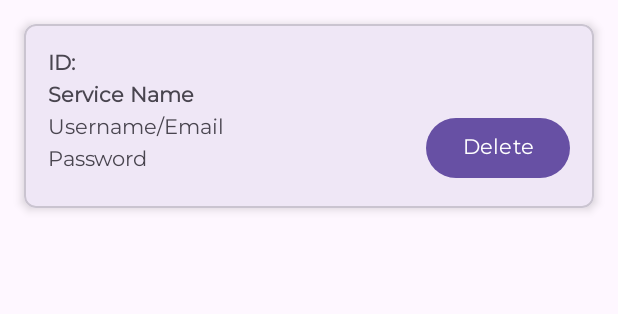
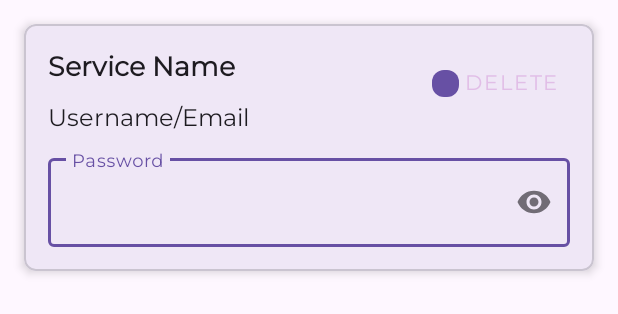
Before and after one commit to Aldialdiqw/Secure-Vault, an Android app: the layout passwordinfo.xml on its own in the app's theme, with its tools: preview values and no code run, on a phone screen of 412 x 824 dp. Shown: the top 314 px of the screen. Run offline under Robolectric (Android 15) with nearby library versions, the phone set to English and light mode, and no system bars.

Commit message:
final update

```diff
--- a/app/src/main/java/com/example/app2/HomeActivity.java
+++ b/app/src/main/java/com/example/app2/HomeActivity.java
@@ -55,6 +55,8 @@ public class HomeActivity extends AppCompatActivity {
         adapter = new MembershipAdapter(membership, dbHelper);
         notifiedMemberships = loadNotifiedMemberships();
         GLOBAL.enableImmersiveMode(this);
+
+
 
         creditcard = findViewById(R.id.cards);
         memberships = findViewById(R.id.memberships);
--- a/app/src/main/java/database/DatabaseHelper.java
+++ b/app/src/main/java/database/DatabaseHelper.java
@@ -460,7 +460,7 @@ public boolean insertUser(String email, String password) {
 
     public void deletePassword(int passwordId) {
         SQLiteDatabase db = this.getWritableDatabase();
-        db.delete("password", "p_id = ?", new String[]{String.valueOf(passwordId)});
+        db.delete("passwords", "p_id = ?", new String[]{String.valueOf(passwordId)});
         db.close();
     }
 
--- a/app/src/main/java/memberships/MembershipAdapter.java
+++ b/app/src/main/java/memberships/MembershipAdapter.java
@@ -1,5 +1,4 @@
 package memberships;
-
 import android.view.LayoutInflater;
 import android.view.View;
 import android.view.ViewGroup;
@@ -7,11 +6,8 @@ import android.widget.Button;
 import android.widget.TextView;
 import androidx.annotation.NonNull;
 import androidx.recyclerview.widget.RecyclerView;
-
-
 import database.DatabaseHelper;
 import com.example.app2.R;
-
 import java.util.List;
 import java.util.Locale;
 
--- a/app/src/main/java/passwords/ServiceAdapter.java
+++ b/app/src/main/java/passwords/ServiceAdapter.java
@@ -43,7 +43,7 @@ public void onBindViewHolder(@NonNull ServiceAdapter.ViewHolder holder, int posi
 
 
     holder.btnDeleteMembership.setOnClickListener(v -> {
-        databaseHelper.deleteMembership(Service.getP_id());
+        databaseHelper.deletePassword(Service.getP_id());
 
         service.remove(position);
         notifyItemRemoved(position);
--- a/app/src/main/res/layout/passwordinfo.xml
+++ b/app/src/main/res/layout/passwordinfo.xml
@@ -1,7 +1,7 @@
+<?xml version="1.0" encoding="utf-8"?>
 <androidx.coordinatorlayout.widget.CoordinatorLayout
     xmlns:android="http://schemas.android.com/apk/res/android"
     xmlns:app="http://schemas.android.com/apk/res-auto"
-    xmlns:tools="http://schemas.android.com/tools"
     android:layout_width="match_parent"
     android:layout_height="wrap_content">
 
@@ -16,58 +16,76 @@
             android:layout_width="match_parent"
             android:layout_height="wrap_content"
             android:padding="16dp">
-
             <TextView
                 android:id="@+id/tv_password_id"
-                android:layout_width="wrap_content"
-                android:layout_height="wrap_content"
+                android:layout_width="18dp"
+                android:layout_height="15dp"
                 android:fontFamily="@font/montserrat"
                 android:text="ID: "
+                android:textColor="@android:color/transparent"
                 android:textStyle="bold"
                 app:layout_constraintStart_toStartOf="parent"
                 app:layout_constraintTop_toTopOf="parent" />
+
             <TextView
                 android:id="@+id/tv_service_name"
                 android:layout_width="0dp"
                 android:layout_height="wrap_content"
                 android:text="Service Name"
                 android:textStyle="bold"
+                android:textSize="18sp"
+                android:textColor="?attr/colorOnSurface"
                 android:fontFamily="@font/montserrat"
                 app:layout_constraintStart_toStartOf="parent"
+                app:layout_constraintEnd_toStartOf="@+id/btn_delete_entry"
+                app:layout_constraintTop_toTopOf="parent" />
+
+            <com.google.android.material.button.MaterialButton
+                android:id="@+id/btn_delete_entry"
+                android:layout_width="wrap_content"
+                android:layout_height="wrap_content"
+                android:text="Delete"
+                android:textColor="@color/purple_200"
+                android:fontFamily="@font/montserrat"
+                app:icon="@drawable/ic_delete"
+
+                style="@style/Widget.MaterialComponents.Button.TextButton"
                 app:layout_constraintEnd_toEndOf="parent"
-                app:layout_constraintTop_toBottomOf="@id/tv_password_id" />
+                app:layout_constraintTop_toTopOf="parent" />
 
-            <!-- Username/Email -->
             <TextView
                 android:id="@+id/tv_username"
                 android:layout_width="0dp"
-                android:fontFamily="@font/montserrat"
                 android:layout_height="wrap_content"
                 android:text="Username/Email"
-                app:layout_constraintStart_toStartOf="parent"
-                app:layout_constraintTop_toBottomOf="@id/tv_service_name"
-                app:layout_constraintEnd_toStartOf="@+id/btn_delete_entry" />
-
-            <!-- Delete Button -->
-            <Button
-                android:id="@+id/btn_delete_entry"
-                android:layout_width="wrap_content"
+                android:textSize="16sp"
+                android:textColor="?attr/colorOnSurface"
                 android:fontFamily="@font/montserrat"
-                android:layout_height="wrap_content"
-                android:text="Delete"
-                app:layout_constraintEnd_toEndOf="parent"
-                app:layout_constraintTop_toTopOf="@+id/tv_username" />
-
-            <!-- Password -->
-            <TextView
-                android:id="@+id/tv_password"
-                android:layout_width="0dp"
-                android:fontFamily="@font/montserrat"
-                android:layout_height="wrap_content"
-                android:text="Password"
+                android:layout_marginTop="8dp"
                 app:layout_constraintStart_toStartOf="parent"
                 app:layout_constraintEnd_toEndOf="parent"
-                app:layout_constraintTop_toBottomOf="@id/tv_username" />
+                app:layout_constraintTop_toBottomOf="@id/tv_service_name" />
+
+            <com.google.android.material.textfield.TextInputLayout
+                android:id="@+id/til_password"
+                android:layout_width="0dp"
+                android:layout_height="wrap_content"
+                android:layout_marginTop="8dp"
+                app:layout_constraintStart_toStartOf="parent"
+                app:layout_constraintEnd_toEndOf="parent"
+                app:layout_constraintTop_toBottomOf="@id/tv_username"
+                app:endIconMode="password_toggle"
+                style="@style/Widget.MaterialComponents.TextInputLayout.OutlinedBox">
+
+                <com.google.android.material.textfield.TextInputEditText
+                    android:id="@+id/tv_password"
+                    android:layout_width="match_parent"
+                    android:layout_height="wrap_content"
+                    android:inputType="textPassword"
+                    android:fontFamily="@font/montserrat"
+                    android:hint="Password" />
+
+            </com.google.android.material.textfield.TextInputLayout>
 
         </androidx.constraintlayout.widget.ConstraintLayout>
     </com.google.android.material.card.MaterialCardView>
```
Also changed, not shown: app/src/main/java/com/example/app2/LoginActivity.java (+12 -5 lines), app/src/main/java/com/example/app2/MainActivity.java (+17 -18 lines), app/src/main/res/layout/creditcardinfo.xml (+10 -17 lines), app/src/main/res/layout/membershipinfo.xml (+28 -13 lines), app/src/main/res/layout/passwordmanager.xml (+4 -4 lines), app/src/main/res/layout/personal_id_info.xml (+11 -19 lines), app/src/main/res/layout/random_info.xml (+33 -38 lines), app/src/main/res/layout/securenotesinfo.xml (+50 -37 lines).
